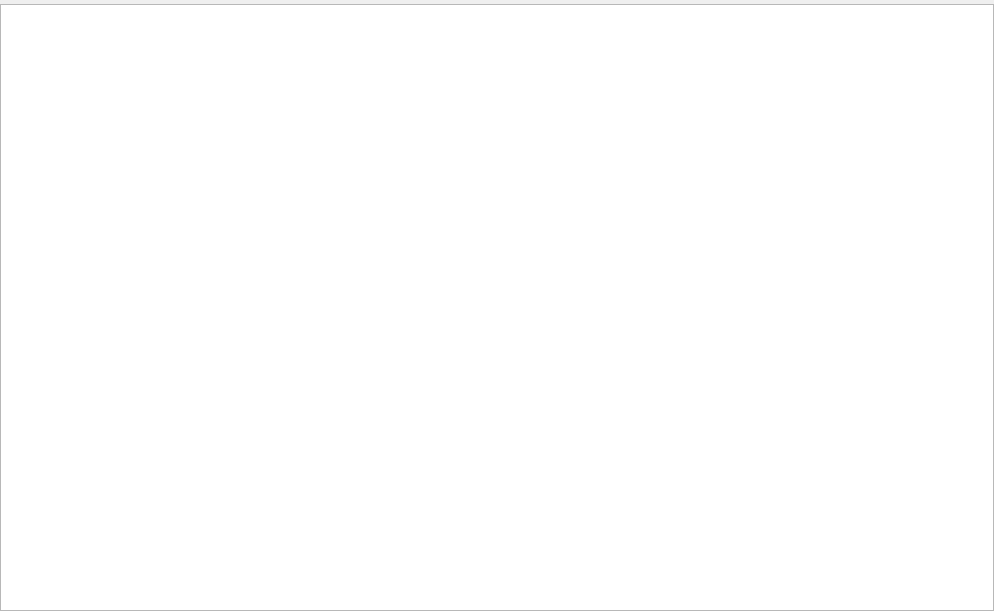
qt-creator/qt-creator, file src/plugins/qmldesigner/qmldesignerextension/connectioneditor/connectionviewwidget.ui: the form before one commit.
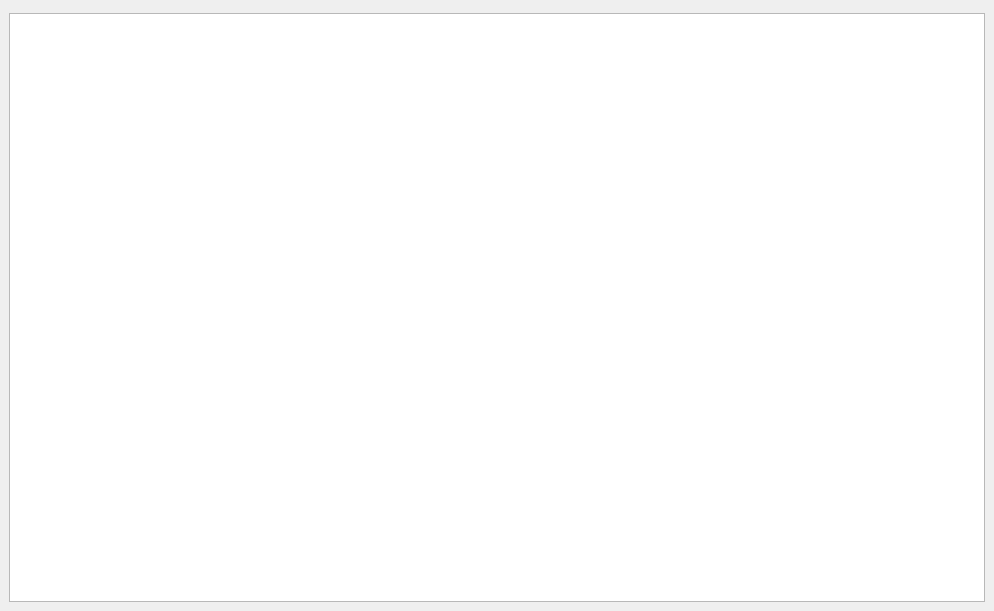
The form after the commit.

Commit message:
QmlDesigner: Implementing backend editor
This patch implements a new editor for the connection view called
"Backend".
This new editor allows creating properties in the root item for
types registered by qmlRegister(Singleton)Type in the project.

This will make the type available in the qml file and allows to use the
type/object as backend.

The "backend object" can be just declared or locally instanciated.

For singletons we just add or remove the import. A singleton object cannot
be added twice, since the import does already exist when it is added once.

```diff
--- a/src/plugins/qmldesigner/qmldesignerextension/connectioneditor/connectionviewwidget.ui
+++ b/src/plugins/qmldesigner/qmldesignerextension/connectioneditor/connectionviewwidget.ui
@@ -57,7 +57,7 @@
    <item row="2" column="0">
     <widget class="QStackedWidget" name="stackedWidget">
      <property name="currentIndex">
-      <number>0</number>
+      <number>3</number>
      </property>
      <widget class="QWidget" name="connectionViewPage">
       <layout class="QGridLayout" name="gridLayout_3">
@@ -206,6 +206,41 @@
        </item>
       </layout>
      </widget>
+     <widget class="QWidget" name="backendViewPage">
+      <layout class="QGridLayout" name="gridLayout_5">
+       <item row="0" column="0">
+        <widget class="QTableView" name="backendView">
+         <property name="alternatingRowColors">
+          <bool>true</bool>
+         </property>
+         <property name="selectionMode">
+          <enum>QAbstractItemView::SingleSelection</enum>
+         </property>
+         <property name="selectionBehavior">
+          <enum>QAbstractItemView::SelectRows</enum>
+         </property>
+         <property name="showGrid">
+          <bool>false</bool>
+         </property>
+         <property name="cornerButtonEnabled">
+          <bool>false</bool>
+         </property>
+         <attribute name="horizontalHeaderHighlightSections">
+          <bool>false</bool>
+         </attribute>
+         <attribute name="horizontalHeaderStretchLastSection">
+          <bool>true</bool>
+         </attribute>
+         <attribute name="verticalHeaderVisible">
+          <bool>false</bool>
+         </attribute>
+         <attribute name="verticalHeaderHighlightSections">
+          <bool>false</bool>
+         </attribute>
+        </widget>
+       </item>
+      </layout>
+     </widget>
     </widget>
    </item>
   </layout>
```
The commit also changes 15 other files.
